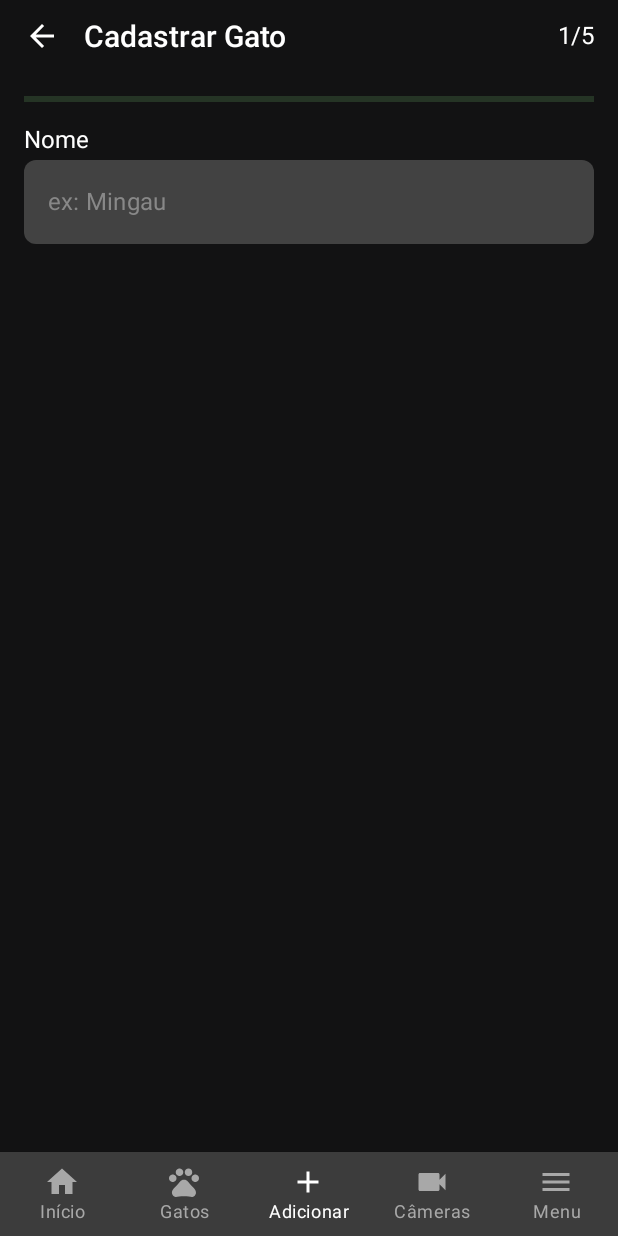
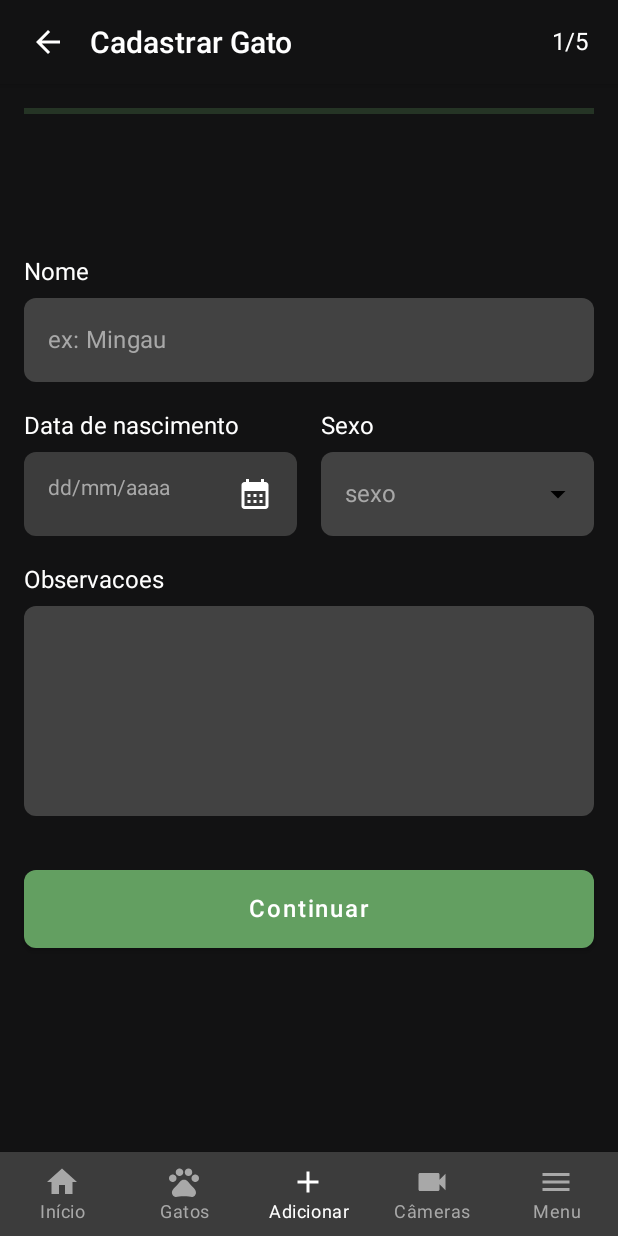
Before and after one commit to Kawamotus/cattus-kotlin-jetpack-compose, an Android app built with Jetpack Compose: the @Preview function MainCatRegisterPreview, on a phone screen of 412 x 824 dp. Run offline under Robolectric (Android 15) with nearby library versions, the phone set to English and light mode, and no system bars.

Commit message:
feat: add RegisterStepOne

```diff
--- a/app/src/main/java/com/monkode/cattus/routes/Navigation.kt
+++ b/app/src/main/java/com/monkode/cattus/routes/Navigation.kt
@@ -6,6 +6,8 @@ import androidx.navigation.compose.composable
 import androidx.navigation.compose.rememberNavController
 import com.monkode.cattus.ui.screens.LoginScreen
 import com.monkode.cattus.ui.screens.MainScreen
+import com.monkode.cattus.ui.screens.cat.register.HomeRegister
+import com.monkode.cattus.ui.screens.cat.register.MainCatRegister
 
 @Composable
 fun Navigation() {
@@ -18,5 +20,8 @@ fun Navigation() {
         composable("mainscreen") {
             MainScreen(navController)
         }
+        composable("cat_register") {
+            MainCatRegister()
+        }
     }
 }
--- /dev/null
+++ b/app/src/main/java/com/monkode/cattus/ui/components/CustomTextField.kt
@@ -0,0 +1,52 @@
+package com.monkode.cattus.ui.components
+
+import androidx.compose.foundation.shape.RoundedCornerShape
+import androidx.compose.material.Text
+import androidx.compose.material.TextField
+import androidx.compose.material.TextFieldDefaults
+import androidx.compose.runtime.Composable
+import androidx.compose.ui.Modifier
+import androidx.compose.ui.graphics.Color
+import androidx.compose.ui.unit.dp
+import com.monkode.cattus.ui.theme.Gray100
+
+@Composable
+fun CustomTextField(
+    value: String,
+    onValueChange: (String) -> Unit,
+    readOnly: Boolean = false,
+    enabled: Boolean = true,
+    modifier: Modifier = Modifier,
+    label: String? = null,
+    placeholderText: String? = null,
+    trailingIcon: @Composable (() -> Unit)? = null,
+) {
+    TextField(
+        value = value,
+        onValueChange = onValueChange,
+        label = label?.let { { Text(it) } },
+        placeholder = placeholderText?.let {
+            {
+                Text(
+                    it,
+                    color = Gray100
+                )
+            }
+        },
+        shape = RoundedCornerShape(8.dp),
+        modifier = modifier,
+        colors = TextFieldDefaults.textFieldColors(
+            backgroundColor = Color(0xFF424242),
+            cursorColor = Color.White,
+            focusedIndicatorColor = Color.Transparent,
+            unfocusedIndicatorColor = Color.Transparent,
+            disabledIndicatorColor = Color.Transparent,
+            errorIndicatorColor = Color.Transparent,
+            textColor = Color.White,
+            placeholderColor = Color.Gray
+        ),
+        trailingIcon = trailingIcon,
+        readOnly = readOnly,
+        enabled = enabled
+    )
+}
--- /dev/null
+++ b/app/src/main/java/com/monkode/cattus/ui/components/DateInputTextField.kt
@@ -0,0 +1,45 @@
+package com.monkode.cattus.ui.components
+
+import androidx.compose.foundation.background
+import androidx.compose.foundation.clickable
+import androidx.compose.foundation.layout.Box
+import androidx.compose.foundation.layout.fillMaxWidth
+import androidx.compose.foundation.layout.padding
+import androidx.compose.foundation.shape.RoundedCornerShape
+import androidx.compose.material.Icon
+import androidx.compose.material.Text
+import androidx.compose.material.icons.Icons
+import androidx.compose.material.icons.filled.CalendarMonth
+import androidx.compose.runtime.Composable
+import androidx.compose.ui.Alignment
+import androidx.compose.ui.Modifier
+import androidx.compose.ui.unit.dp
+import com.monkode.cattus.ui.theme.Gray100
+import com.monkode.cattus.ui.theme.Gray400
+import com.monkode.cattus.ui.theme.White000
+
+@Composable
+fun DateInputField(
+    value: String,
+    onClick: () -> Unit,
+    placeholder: String = "dd/mm/aaaa"
+) {
+    Box(
+        modifier = Modifier
+            .fillMaxWidth()
+            .background(Gray400, RoundedCornerShape(8.dp))
+            .clickable { onClick() }
+            .padding(16.dp)
+    ) {
+        Text(
+            text = if (value.isNotEmpty()) value else placeholder,
+            color = if (value.isNotEmpty()) White000 else Gray100
+        )
+        Icon(
+            imageVector = Icons.Default.CalendarMonth,
+            contentDescription = "Ícone de calendário",
+            tint = White000,
+            modifier = Modifier.align(Alignment.CenterEnd)
+        )
+    }
+}
--- a/app/src/main/java/com/monkode/cattus/ui/components/topbar/RegisterTopAppBar.kt
+++ b/app/src/main/java/com/monkode/cattus/ui/components/topbar/RegisterTopAppBar.kt
@@ -1,8 +1,11 @@
+import androidx.compose.foundation.BorderStroke
 import androidx.compose.foundation.background
+import androidx.compose.foundation.border
 import androidx.compose.foundation.clickable
 import androidx.compose.foundation.layout.*
 import androidx.compose.material.Icon
 import androidx.compose.material.Text
+import androidx.compose.material.TopAppBar
 import androidx.compose.material.icons.Icons
 import androidx.compose.material.icons.automirrored.filled.ArrowBack
 import androidx.compose.runtime.Composable
@@ -22,6 +25,8 @@ fun RegisterTopAppBar(
     totalSteps: Int,
     onBackClick: () -> Unit
 ) {
+    TopAppBar(modifier = Modifier.statusBarsPadding(),
+        backgroundColor = Black400) {
         Row(
             modifier = Modifier
                 .background(Black400)
@@ -55,6 +60,8 @@ fun RegisterTopAppBar(
         }
     }
 
+}
+
 @Preview
 @Composable
 fun RegisterTopAppBarPreview(){
--- a/app/src/main/java/com/monkode/cattus/ui/screens/cat/register/HomeRegister.kt
+++ b/app/src/main/java/com/monkode/cattus/ui/screens/cat/register/HomeRegister.kt
@@ -24,6 +24,7 @@ import androidx.compose.ui.text.style.TextAlign
 import androidx.compose.ui.tooling.preview.Preview
 import androidx.compose.ui.unit.dp
 import androidx.compose.ui.unit.sp
+import androidx.navigation.NavController
 import com.monkode.cattus.R
 import com.monkode.cattus.ui.components.CustomButton
 import com.monkode.cattus.ui.theme.Black400
@@ -31,7 +32,7 @@ import com.monkode.cattus.ui.theme.Green300
 import com.monkode.cattus.ui.theme.White000
 
 @Composable
-fun HomeRegister() {
+fun HomeRegister(navController: NavController) {
     Column(
         modifier = Modifier
             .fillMaxSize()
@@ -78,7 +79,9 @@ fun HomeRegister() {
         Spacer(modifier = Modifier.height(12.dp))
 
         CustomButton(
-            onClick = {},
+            onClick = {
+                navController.navigate("cat_register")
+            },
             text = "Cadastrar",
             backgroundColor = Green300,
             //icon = Icons.Default.Plus
@@ -91,8 +94,10 @@ fun HomeRegister() {
     }
 }
 
+/*
 @Preview(showBackground = true)
 @Composable
 fun HomeRegisterPreview() {
     HomeRegister()
 }
+*/
--- a/app/src/main/java/com/monkode/cattus/ui/screens/cat/register/RegisterStepOne.kt
+++ b/app/src/main/java/com/monkode/cattus/ui/screens/cat/register/RegisterStepOne.kt
@@ -1,73 +1,199 @@
 package com.monkode.cattus.ui.screens.cat.register
 
-import CustomOutlinedTextField
+import android.util.Log
 import androidx.compose.foundation.background
-import androidx.compose.foundation.border
+import androidx.compose.foundation.clickable
+import androidx.compose.foundation.layout.Arrangement
 import androidx.compose.foundation.layout.Column
+import androidx.compose.foundation.layout.Row
 import androidx.compose.foundation.layout.Spacer
 import androidx.compose.foundation.layout.fillMaxSize
 import androidx.compose.foundation.layout.fillMaxWidth
 import androidx.compose.foundation.layout.height
 import androidx.compose.foundation.layout.padding
-import androidx.compose.foundation.shape.RoundedCornerShape
-import androidx.compose.material.OutlinedTextField
+import androidx.compose.foundation.layout.width
+import androidx.compose.material.ExperimentalMaterialApi
+import androidx.compose.material.ExposedDropdownMenuBox
+import androidx.compose.material.Icon
 import androidx.compose.material.Text
-import androidx.compose.material.TextField
-import androidx.compose.material.TextFieldDefaults
+import androidx.compose.material.TextButton
+import androidx.compose.material.icons.Icons
+import androidx.compose.material.icons.filled.CalendarMonth
+import androidx.compose.material3.DatePicker
+import androidx.compose.material3.DatePickerDialog
+import androidx.compose.material3.DropdownMenuItem
+import androidx.compose.material3.ExperimentalMaterial3Api
+import androidx.compose.material3.ExposedDropdownMenuDefaults
+import androidx.compose.material3.rememberDatePickerState
 import androidx.compose.runtime.Composable
+import androidx.compose.runtime.mutableStateOf
+import androidx.compose.runtime.remember
+import androidx.compose.runtime.getValue
+import androidx.compose.runtime.setValue
 import androidx.compose.ui.Modifier
-import androidx.compose.ui.graphics.Color
+import androidx.compose.ui.platform.LocalContext
 import androidx.compose.ui.text.TextStyle
 import androidx.compose.ui.unit.dp
 import androidx.compose.ui.unit.sp
 import com.monkode.cattus.api.models.CatData
+import com.monkode.cattus.ui.components.CustomButton
+import com.monkode.cattus.ui.components.CustomTextField
+import com.monkode.cattus.ui.components.DateInputField
 import com.monkode.cattus.ui.theme.Black400
-import com.monkode.cattus.ui.theme.Gray100
 import com.monkode.cattus.ui.theme.Gray400
 import com.monkode.cattus.ui.theme.White000
+import java.text.SimpleDateFormat
+import java.util.Calendar
+import java.util.Date
+import java.util.Locale
 
+@OptIn(ExperimentalMaterial3Api::class, ExperimentalMaterialApi::class)
 @Composable
 fun RegisterStepOne(
     catData: CatData,
     onDataChange: (CatData) -> Unit,
     onProceedClick: () -> Unit
 ) {
+    var showDatePicker by remember() { mutableStateOf(false) }
+    var datePickerState = rememberDatePickerState()
+
+    val sexos = listOf("Macho", "Femea") //arrumar isso
+    var expanded by remember { mutableStateOf(false) }
+
+    if (showDatePicker) {
+        DatePickerDialog(
+            onDismissRequest = { showDatePicker = false },
+            confirmButton = {
+                TextButton(
+                    onClick = {
+                        showDatePicker = false
+                        val selectedDate = datePickerState.selectedDateMillis?.let {
+                            SimpleDateFormat("dd/MM/yyyy", Locale.getDefault()).format(Date(it))
+                        }
+                        if (selectedDate != null) {
+                            onDataChange(catData.copy(petBirth = selectedDate))
+                        }
+                    }
+                ) {
+                    Text("OK")
+                }
+            }
+        ) {
+            DatePicker(state = datePickerState)
+        }
+    }
+
     Column(
         modifier = Modifier
             .fillMaxSize()
             .background(Black400)
-            .padding(16.dp, 0.dp)
+            .padding(16.dp, 0.dp),
+        verticalArrangement = Arrangement.Center
     ) {
         Text("Nome", style = TextStyle(color = White000, fontSize = 16.sp))
-        Spacer(modifier = Modifier.height(4.dp))
-        TextField(
+        Spacer(modifier = Modifier.height(8.dp))
+        CustomTextField(
             value = catData.petName ?: "",
             onValueChange = { newValue ->
                 onDataChange(catData.copy(petName = newValue))
             },
-            shape = RoundedCornerShape(8.dp),
-            placeholder = {
-                Text(
-                    "ex: Mingau",
-                    color = Color.Gray
+            placeholderText = "ex: Mingau",
+            modifier = Modifier.fillMaxWidth()
+        )
+
+        Spacer(modifier = Modifier.height(20.dp))
+
+        Row(
+            modifier = Modifier.fillMaxWidth(),
+            horizontalArrangement = Arrangement.spacedBy(16.dp)
+        ) {
+            Column(modifier = Modifier.weight(1f)) {
+                Text("Data de nascimento", style = TextStyle(color = White000, fontSize = 16.sp))
+                Spacer(modifier = Modifier.height(8.dp))
+
+                /*CustomTextField(
+                    value = catData.petBirth ?: "",
+                    onValueChange = { },
+                    placeholderText = "dd/mm/aaaa",
+                    modifier = Modifier.fillMaxWidth()
+                    .clickable { showDatePicker = true },
+                    trailingIcon = {
+                        Icon(
+                            Icons.Default.CalendarMonth,
+                            contentDescription = "Selecionar data",
+                            tint = White000
+                        )
+                    },
+                    readOnly = false
+                ) */
+
+                DateInputField(
+                    value = catData.petBirth ?: "",
+                    onClick = { showDatePicker = true }
                 )
+            }
+
+            Column(modifier = Modifier.weight(1f)) {
+                Text("Sexo", style = TextStyle(color = White000, fontSize = 16.sp))
+                Spacer(modifier = Modifier.height(8.dp))
+                ExposedDropdownMenuBox(
+                    expanded = expanded,
+                    onExpandedChange = {
+                        expanded = !expanded
+                        Log.d("petGender", "click")
+                    }
+                ) {
+                    CustomTextField(
+                        value = catData.petGender ?: "",
+                        onValueChange = { },
+                        placeholderText = "sexo",
+                        modifier = Modifier
+                        //.padding()
+                        ,
+                        trailingIcon = {
+                            ExposedDropdownMenuDefaults.TrailingIcon(expanded = expanded)
+                        },
+                        readOnly = true
+                    )
+                    ExposedDropdownMenu(
+                        expanded = expanded,
+                        onDismissRequest = { expanded = false }
+                    ) {
+                        sexos.forEach {
+                            DropdownMenuItem(
+                                text = { Text(it) },
+                                onClick = {
+                                    onDataChange(catData.copy(petGender = it))
+                                    expanded = false
+                                }
+                            )
+                        }
+                    }
+                }
+            }
+
+        }
+
+        Spacer(modifier = Modifier.height(20.dp))
+
+        Text("Observacoes", style = TextStyle(color = White000, fontSize = 16.sp))
+        Spacer(modifier = Modifier.height(8.dp))
+        CustomTextField(
+            value = catData.petObs ?: "",
+            onValueChange = { newValue ->
+                onDataChange(catData.copy(petObs = newValue))
             },
-            modifier = Modifier
-                .fillMaxWidth(),// Adicione padding horizontal ao campo
-            colors = TextFieldDefaults.textFieldColors(
-                backgroundColor = Color(0xFF424242), // Exemplo: um cinza mais claro para o fundo do campo
-                cursorColor = Color.White,
-                focusedIndicatorColor = Color.Transparent,
-                unfocusedIndicatorColor = Color.Transparent,
-                disabledIndicatorColor = Color.Transparent,
-                errorIndicatorColor = Color.Transparent,
-                textColor = Color.White,
-                placeholderColor = Color.Gray
-            )
-            // ---------------------------------------------------------------------------------------
-            // Outros parâmetros como keyboardOptions, singleLine, maxLines, visualTransformation etc.
+            modifier = Modifier.height(140.dp).fillMaxWidth()
         )
-        Spacer(modifier = Modifier.height(4.dp))
 
+        Spacer(modifier = Modifier.height(28.dp))
+
+        CustomButton(
+            onClick = {
+                //onProceedClick
+            },
+            text = "Continuar",
+            modifier = Modifier.fillMaxWidth()
+        )
     }
 }
--- a/app/src/main/java/com/monkode/cattus/ui/screens/mainscreens/AddCat.kt
+++ b/app/src/main/java/com/monkode/cattus/ui/screens/mainscreens/AddCat.kt
@@ -9,16 +9,11 @@ import androidx.compose.runtime.Composable
 import androidx.compose.ui.Alignment
 import androidx.compose.ui.Modifier
 import androidx.navigation.NavController
+import com.monkode.cattus.ui.screens.cat.register.HomeRegister
 import com.monkode.cattus.ui.theme.Purple400
 import com.monkode.cattus.ui.theme.White000
 
 @Composable
 fun AddCat(navController: NavController) {
-    Column(
-        Modifier.background(color = Purple400).fillMaxSize(),
-        verticalArrangement = Arrangement.Center,
-        horizontalAlignment = Alignment.CenterHorizontally
-    ) {
-        Text("Add Cat")
-    }
+    HomeRegister(navController)
 }
```
Lines whose indentation alone changed are shown as unchanged.
